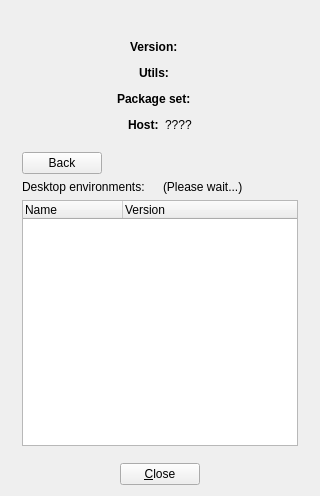
Old version of the form src-qt4/about-gui/mainwindow.ui in the repository trueos/pcbsd.
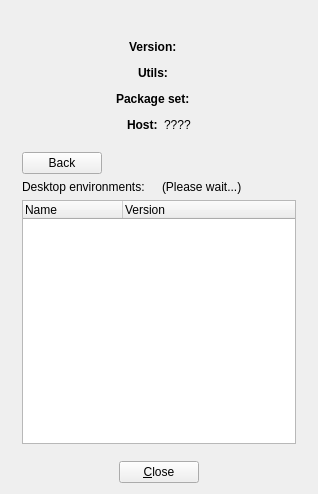
New version of the form. The open tabs and pages were chosen to show the change. Icons and pictures are not drawn.

The edit to the form file:
```diff
--- a/src-qt4/about-gui/mainwindow.ui
+++ b/src-qt4/about-gui/mainwindow.ui
@@ -6,8 +6,8 @@
    <rect>
     <x>0</x>
     <y>0</y>
-    <width>320</width>
-    <height>496</height>
+    <width>318</width>
+    <height>494</height>
    </rect>
   </property>
   <property name="windowTitle">
@@ -376,6 +376,9 @@
        </item>
        <item>
         <widget class="QTreeWidget" name="DEList">
+         <property name="sortingEnabled">
+          <bool>false</bool>
+         </property>
          <column>
           <property name="text">
            <string>Name</string>
```
